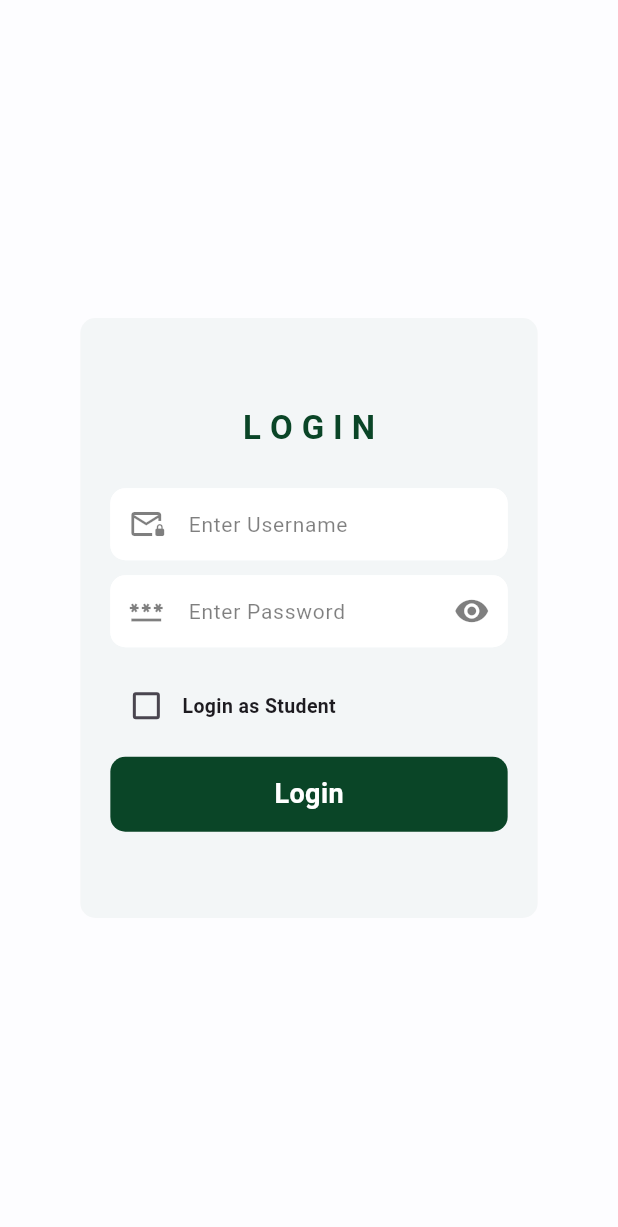
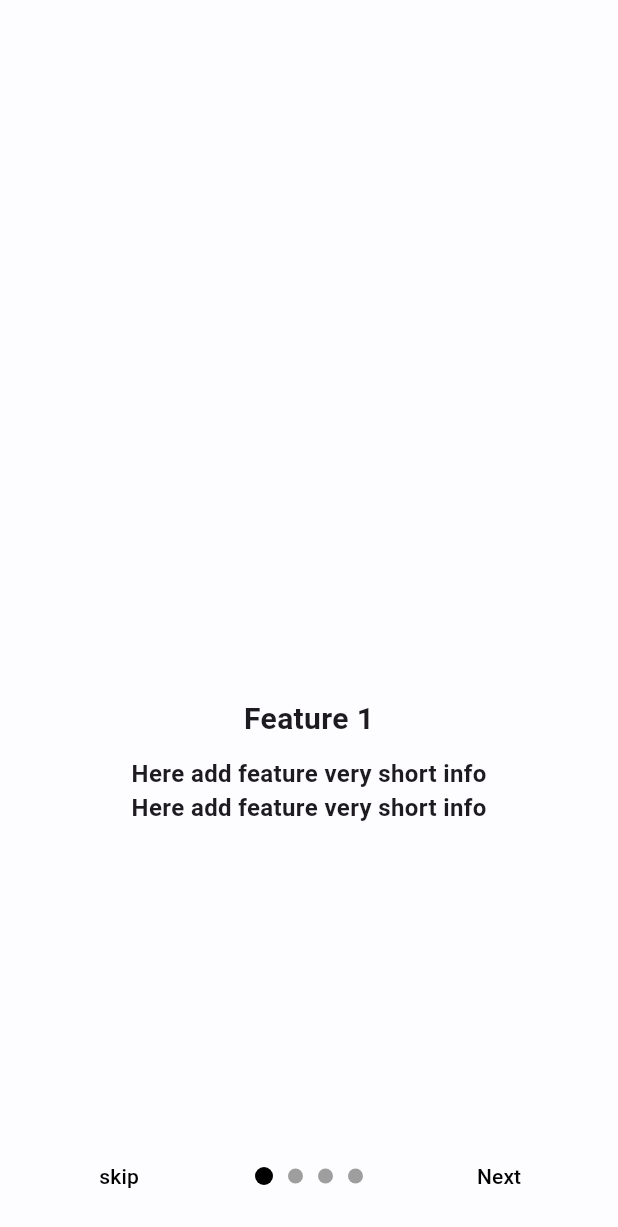
Before and after one commit to Niraj-KC/tic-tech-teo-24, a Flutter app: the screen it shows after launch, on a phone screen of 412 x 824 dp. Shown: the top 1227 px of the screen. Run offline on Flutter 3.47's test engine with Material 3 defaults, Android fonts, the phone set to English and light mode, and no system bars; drawn by our look-alikes of introduction_screen; our stand-ins replace cloud_firestore, firebase_auth, firebase_core, firebase_database, firebase_messaging, firebase_storage and 1 more; accounts and stored records are empty.

Commit message:
re commit

```diff
--- /dev/null
+++ b/teach_assist/lib/Screens/OnboardScreens/OnboardScreen.dart
@@ -0,0 +1,196 @@
+import 'package:flutter/material.dart';
+import 'package:introduction_screen/introduction_screen.dart';
+import '../../Utils/ThemeData/colors.dart';
+import '../AuthScreens/LoginScreen.dart';
+
+class OnboardingScreen extends StatefulWidget {
+  const OnboardingScreen({super.key});
+
+  @override
+  State<OnboardingScreen> createState() => _IntroState();
+}
+
+class _IntroState extends State<OnboardingScreen> {
+  @override
+  Widget build(BuildContext context) {
+    return MaterialApp(
+      debugShowCheckedModeBanner: false,
+      home: Scaffold(
+        backgroundColor: AppColors.theme['offWhite'],
+        body: SafeArea(
+          child: IntroductionScreen(
+            dotsDecorator: DotsDecorator(
+              activeColor: AppColors.theme["black"],
+              size: Size(10.0, 10.0),
+              activeSize: Size(12.0, 12.0),
+              spacing: EdgeInsets.all(5.0),
+            ),
+            showNextButton: true,
+            showSkipButton: true,
+            skip: Text(
+              "skip",
+              style: TextStyle(
+                color: AppColors.theme["black"],
+              ),
+            ),
+            next: Text(
+              "Next",
+              style: TextStyle(
+                color: AppColors.theme["black"],
+              ),
+            ),
+            showDoneButton: true,
+            done: Text(
+              "Done",
+              style: TextStyle(
+                color: AppColors.theme["black"],
+              ),
+            ),
+            globalBackgroundColor: AppColors.theme["offWhite"],
+            freeze: false,
+            animationDuration: 10,
+            onSkip: () {
+              Navigator.pushReplacement(
+                  context,
+                  MaterialPageRoute(
+                    builder: (context) => LoginScreen(),
+                  ));
+            },
+            onDone: () {
+              Navigator.pushReplacement(
+                  context,
+                  MaterialPageRoute(
+                    builder: (context) => LoginScreen(),
+                  ));
+            },
+            pages: [
+              PageViewModel(
+                bodyWidget: Container(
+                  child: Column(
+                    children: [
+                      Padding(
+                        padding: const EdgeInsets.only(top: 20),
+                        child: CircleAvatar(
+                            radius: 150,
+                            backgroundColor: AppColors.theme['white']
+                                .withOpacity(0.2),
+                            // child: Image.asset("assets/images/ask.png")
+                        ),
+                      ),
+                      SizedBox(height: 60,),
+                      Text("Feature 1",
+                          style: TextStyle(
+                              fontWeight: FontWeight.bold, fontSize: 20)),
+                      SizedBox(height: 10,),
+                      Padding(
+                        padding: const EdgeInsets.symmetric(horizontal: 10),
+                        child: Text(
+                          "Here add feature very short info",
+                          style: TextStyle(
+                              fontWeight: FontWeight.bold, fontSize: 16),
+                        ),
+                      ),
+                      Padding(
+                        padding: const EdgeInsets.symmetric(horizontal: 10),
+                        child: Text(
+                          "Here add feature very short info",
+                          style: TextStyle(
+                              fontWeight: FontWeight.bold, fontSize: 16),
+                        ),
+                      ),
+                    ],
+                  ),
+                ),
+                title: "",
+              ),
+              PageViewModel(
+                bodyWidget: Container(
+                  child: Column(
+                    children: [
+                      Padding(
+                        padding: const EdgeInsets.only(top: 20),
+                        child: CircleAvatar(
+                            radius: 150,
+                            backgroundColor: AppColors.theme['white']
+                                .withOpacity(0.2),
+                            // child: Image.asset("assets/images/onboar2.png")
+                        ),
+                      ),
+                      SizedBox(height: 60,),
+                      Text("Discuss: Solve Together",
+                          style: TextStyle(
+                              fontWeight: FontWeight.bold, fontSize: 20)),
+                      SizedBox(height: 10,),
+                      Padding(
+                        padding: const EdgeInsets.symmetric(horizontal: 10),
+                        child: Text(
+                          "Join discussions, ",
+                          style: TextStyle(
+                              fontWeight: FontWeight.bold, fontSize: 16),
+                        ),
+                      ),
+                      Padding(
+                        padding: const EdgeInsets.symmetric(horizontal: 10),
+                        child: Text(
+                          "find solutions from community.",
+                          style: TextStyle(
+                              fontWeight: FontWeight.bold, fontSize: 16),
+                        ),
+                      ),
+                    ],
+                  ),
+                ),
+                title: "",
+              ),
+              PageViewModel(
+                bodyWidget: Container(
+                  child: Column(
+                    children: [
+                      Padding(
+                        padding: const EdgeInsets.only(top: 20),
+                        child: CircleAvatar(
+                            radius: 150,
+                            backgroundColor: AppColors.theme['white']
+                                .withOpacity(0.2),
+                            // child: Image.asset("assets/images/onboard3.png")
+                        ),
+                      ),
+                      SizedBox(height: 60,),
+                      Text("Connect: Unite Globally",
+                          style: TextStyle(
+                              fontWeight: FontWeight.bold, fontSize: 20)),
+                      SizedBox(height: 10,),
+                      Padding(
+                        padding: const EdgeInsets.symmetric(horizontal: 10),
+                        child: Text(
+                          "Bridge gaps, connect worldwide",
+                          style: TextStyle(
+                              fontWeight: FontWeight.bold, fontSize: 16),
+                        ),
+                      ),
+                      Padding(
+                        padding: const EdgeInsets.symmetric(horizontal: 10),
+                        child: Text(
+                          "know new perspectives.",
+                          style: TextStyle(
+                              fontWeight: FontWeight.bold, fontSize: 16),
+                        ),
+                      ),
+                    ],
+                  ),
+                ),
+                title: "",
+              ),
+              PageViewModel(
+                title: "Screen 4",
+                // image: Transform.scale(scale:2,child: Image.asset('')),
+                body: "Introduction Screen 4",
+                // footer: Container(color: Colors.white,height: 600,width: 200,),
+              ),
+            ],
+          ),
+        ),
+      ),
+    );
+  }
+}
--- a/teach_assist/lib/Screens/OnboardScreens/SplashScreen.dart
+++ b/teach_assist/lib/Screens/OnboardScreens/SplashScreen.dart
@@ -5,6 +5,7 @@ import '../../Transitions/LeftToRight.dart';
 import '../../Utils/ThemeData/colors.dart';
 import '../../main.dart';
 import '../AuthScreens/LoginScreen.dart';
+import 'OnboardScreen.dart';
 
 class SplashScreen extends StatefulWidget {
   const SplashScreen({super.key});
@@ -26,7 +27,7 @@ class _SplashScreenState extends State<SplashScreen> {
         systemNavigationBarIconBrightness: Brightness.dark,
       ));
 
-      Navigator.pushReplacement(context, LeftToRight(LoginScreen()));
+      Navigator.pushReplacement(context, LeftToRight(OnboardingScreen()));
     });
   }
 
--- a/teach_assist/pubspec.yaml
+++ b/teach_assist/pubspec.yaml
@@ -44,6 +44,7 @@ dependencies:
   firebase_storage:
   firebase_database: ^10.4.7
   uuid: ^4.3.3
+  introduction_screen: ^3.1.14
 
 
 dev_dependencies:
```
Also changed, not shown: teach_assist/pubspec.lock, 1 other file.
